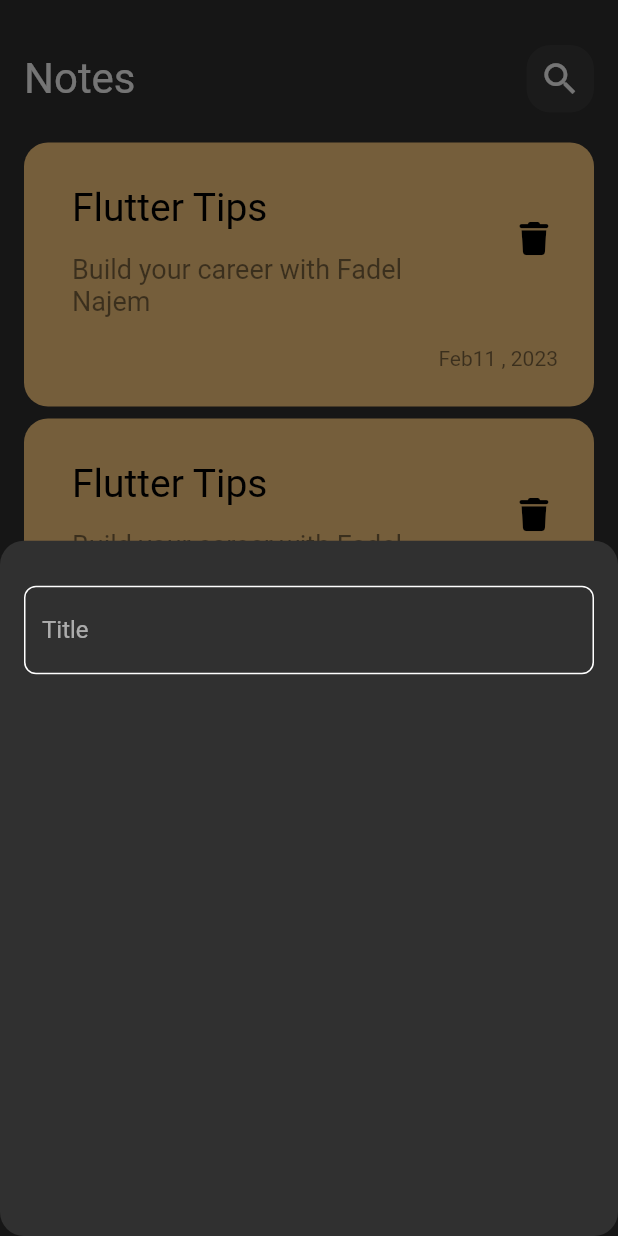
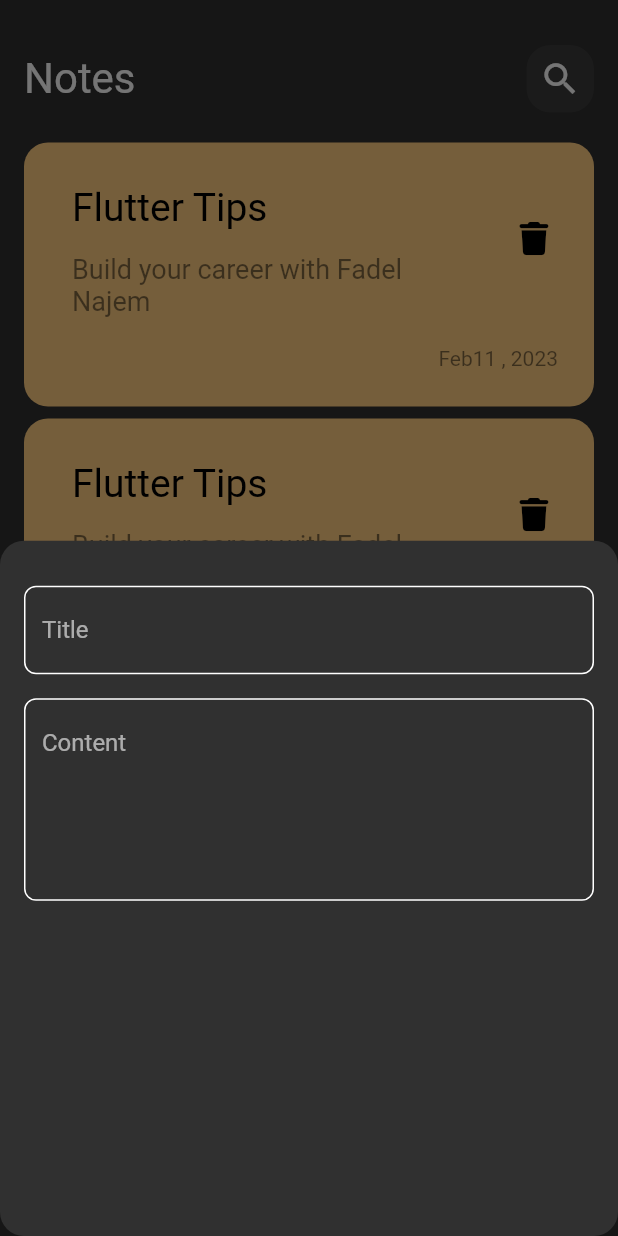
Before and after one commit to fadelnajem/notes_app, a Flutter app: the screen it shows after launch, after a tap on the "add" icon, on a phone screen of 412 x 824 dp. Run offline on Flutter 3.47's test engine with Material 2 defaults, Android fonts, the phone set to English and light mode, and no system bars; our stand-ins replace font_awesome_flutter.

Commit message:
add text field to bottom sheet

```diff
--- a/lib/widget/add_note_bottom_sheet.dart
+++ b/lib/widget/add_note_bottom_sheet.dart
@@ -14,7 +14,16 @@ class AddNoteBottomSheet extends StatelessWidget {
           SizedBox(
             height: 30,
           ),
-          CustomTextField(),
+          CustomTextField(
+            hintText: 'Title',
+          ),
+          SizedBox(
+            height: 16,
+          ),
+          CustomTextField(
+            hintText: 'Content',
+            maxLines: 5,
+          ),
         ],
       ),
     );
--- a/lib/widget/custom_text_field.dart
+++ b/lib/widget/custom_text_field.dart
@@ -3,14 +3,18 @@ import 'package:flutter/material.dart';
 import 'package:notes_app/constants.dart';
 
 class CustomTextField extends StatelessWidget {
-  const CustomTextField({super.key});
-
+  const CustomTextField(
+      {super.key, required this.hintText, this.maxLines = 1});
+  final String hintText;
+  final int maxLines ;
   @override
   Widget build(BuildContext context) {
     return TextField(
       cursorColor: kprimaryColor,
+      maxLines: maxLines,
       decoration: InputDecoration(
-        hintText: 'Title',
+        hintText: hintText,
+
         border: buildBorder(),
         enabledBorder: buildBorder(),
         focusedBorder: buildBorder(kprimaryColor),
```
